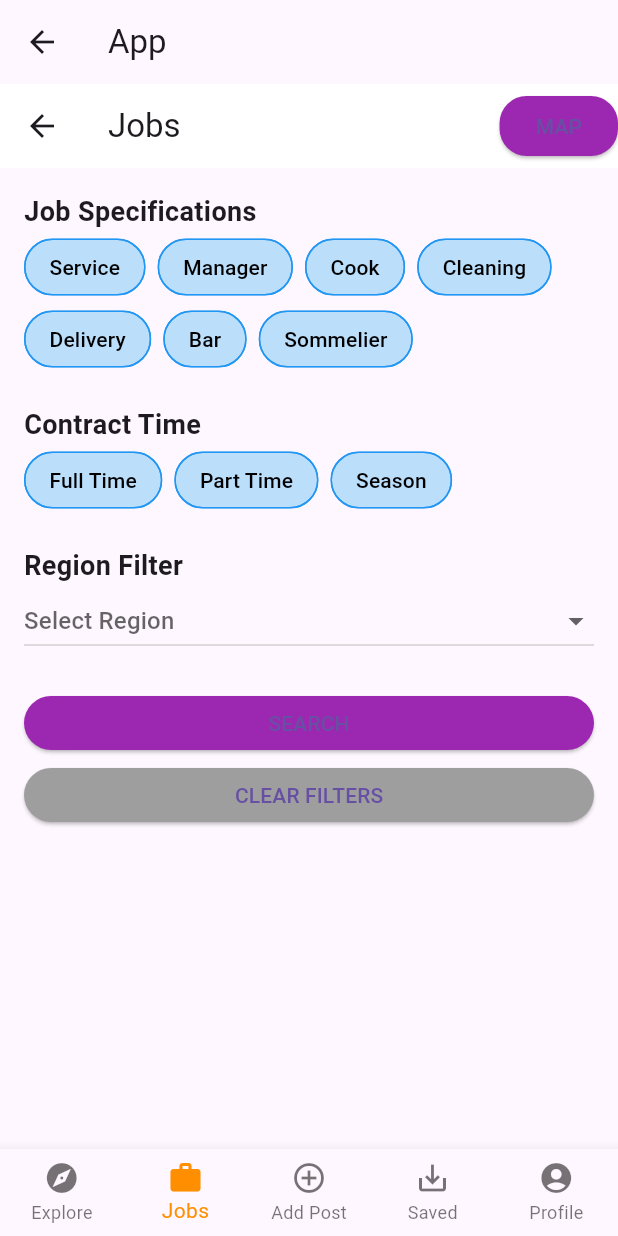
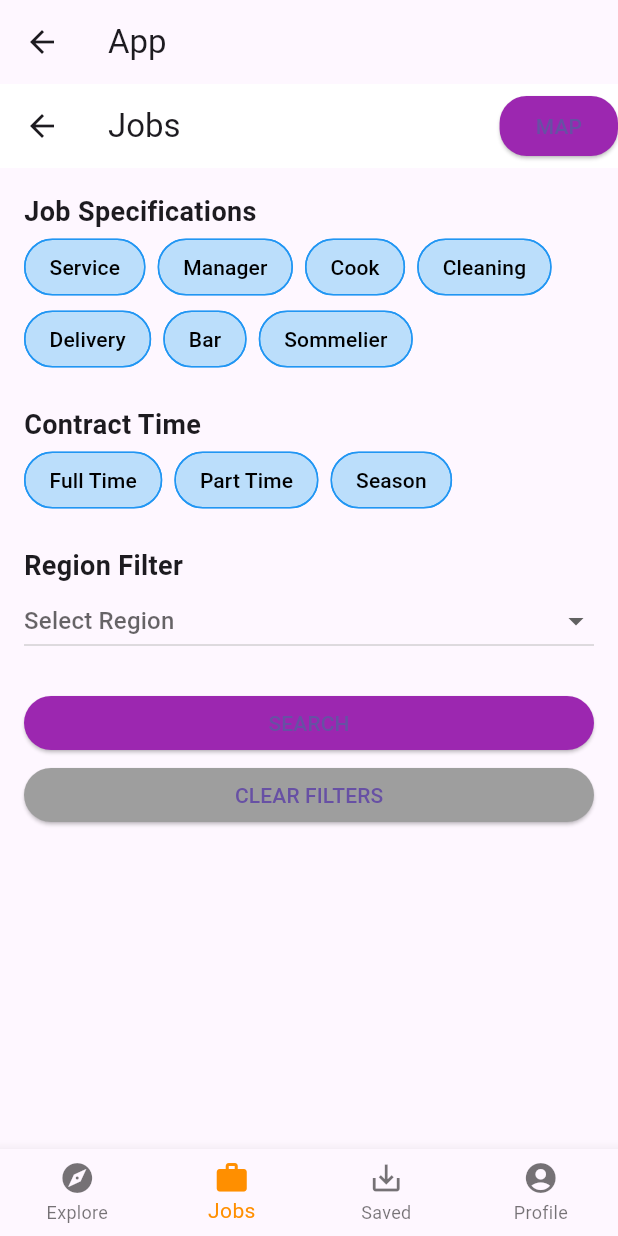
Before and after one commit to Funkynoone/Hive_flutter, a Flutter app: the DashboardScreen screen opened by its route, item 2 of the bottom bar chosen, on a phone screen of 412 x 824 dp. Run offline on Flutter 3.47's test engine with Material 3 defaults, Android fonts, the phone set to English and light mode, and no system bars; our stand-ins replace cloud_firestore, firebase_auth, firebase_core, fluttertoast, google_maps_flutter, shared_preferences; missing offline and left inert: flutter_google_places, google_maps_webservice; accounts and stored records are empty; network calls fail.

Commit message:
add/post visibility with user's role

```diff
--- a/lib/dashboard_screen.dart
+++ b/lib/dashboard_screen.dart
@@ -11,35 +11,54 @@ class DashboardScreen extends StatefulWidget {
 }
 
 class _DashboardScreenState extends State<DashboardScreen> {
-  int _selectedIndex = 0; // Adjust if needed based on your actual screens
+  int _selectedIndex = 0;
+  bool isBusinessOwner = false; // This will be set based on the logged-in user's role
 
   late final List<Widget> _screens;
 
-  _DashboardScreenState() {
+  @override
+  void initState() {
+    super.initState();
+    fetchUserRole(); // Function to determine if the user is a business owner
+  }
+
+  void fetchUserRole() async {
+    // Assuming you're storing the user's role in Firestore
+    final user = FirebaseAuth.instance.currentUser;
+    if (user != null) {
+      final docSnapshot = await FirebaseFirestore.instance.collection('users').doc(user.uid).get();
+      setState(() {
+        isBusinessOwner = docSnapshot['isBusinessOwner'] ?? false;
+        // Initialize _screens here after fetching user role
+        _initializeScreens();
+      });
+    }
+  }
+
+  void _initializeScreens() {
     _screens = [
-      // Assuming you replace these with actual screens you have
       Center(child: Text('Explore Screen')), // Placeholder for ExploreScreen
       JobsScreen(),
-      AddJobScreen(),
+      if (isBusinessOwner) AddJobScreen(),
       Center(child: Text('Saved Screen')), // Placeholder for SavedScreen
       ProfileScreen(onLogout: () async {
-        // Sign out from Firebase Auth
         await FirebaseAuth.instance.signOut();
-
-        // Navigate to the login page
         Navigator.pushReplacementNamed(context, '/login');
       }),
     ];
   }
 
-  void _onItemTapped(int index) {
-    setState(() {
-      _selectedIndex = index;
-    });
-  }
-
   @override
   Widget build(BuildContext context) {
+    // Define BottomNavigationBarItems based on the user's role
+    List<BottomNavigationBarItem> navBarItems = [
+      BottomNavigationBarItem(icon: Icon(Icons.explore), label: 'Explore'),
+      BottomNavigationBarItem(icon: Icon(Icons.work), label: 'Jobs'),
+      if (isBusinessOwner) BottomNavigationBarItem(icon: Icon(Icons.add_circle_outline), label: 'Add Post'),
+      BottomNavigationBarItem(icon: Icon(Icons.save_alt), label: 'Saved'),
+      BottomNavigationBarItem(icon: Icon(Icons.account_circle), label: 'Profile'),
+    ];
+
     return Scaffold(
       appBar: AppBar(
         title: Text('App'), // Adjust based on the selected screen if needed
@@ -50,17 +69,17 @@ class _DashboardScreenState extends State<DashboardScreen> {
       ),
       bottomNavigationBar: BottomNavigationBar(
         type: BottomNavigationBarType.fixed,
-        items: const <BottomNavigationBarItem>[
-          BottomNavigationBarItem(icon: Icon(Icons.explore), label: 'Explore'),
-          BottomNavigationBarItem(icon: Icon(Icons.work), label: 'Jobs'),
-          BottomNavigationBarItem(icon: Icon(Icons.add_circle_outline), label: 'Add Post'),
-          BottomNavigationBarItem(icon: Icon(Icons.save_alt), label: 'Saved'),
-          BottomNavigationBarItem(icon: Icon(Icons.account_circle), label: 'Profile'),
-        ],
+        items: navBarItems,
         currentIndex: _selectedIndex,
         selectedItemColor: Colors.amber[800],
         onTap: _onItemTapped,
       ),
     );
   }
+
+  void _onItemTapped(int index) {
+    setState(() {
+      _selectedIndex = index;
+    });
+  }
 }
--- a/pubspec.yaml
+++ b/pubspec.yaml
@@ -19,6 +19,7 @@ dependencies:
   cupertino_icons: ^1.0.6
   url_launcher: ^6.2.4
   fluttertoast: ^8.0.8
+  shared_preferences: ^2.2.2
 
 dev_dependencies:
   flutter_test:
```
Also changed, not shown: lib/login_screen.dart (+13 -2 lines), pubspec.lock, 1 other file.
